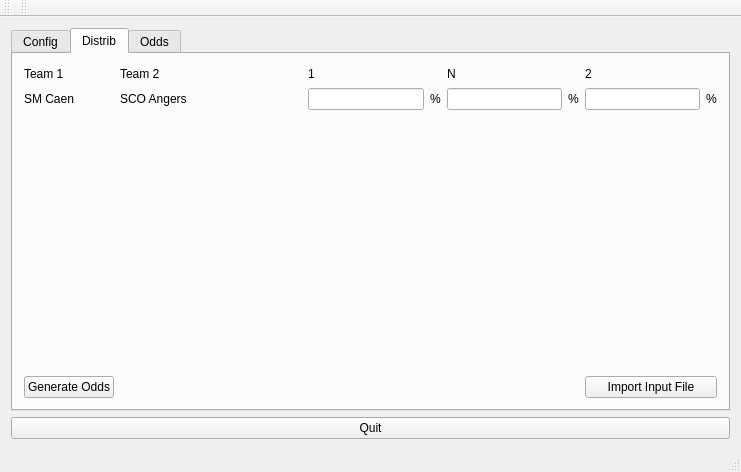
This is src/mainwin.ui in poupou14/CombinoGen as Qt 5 draws it before an edit. The edited form follows.
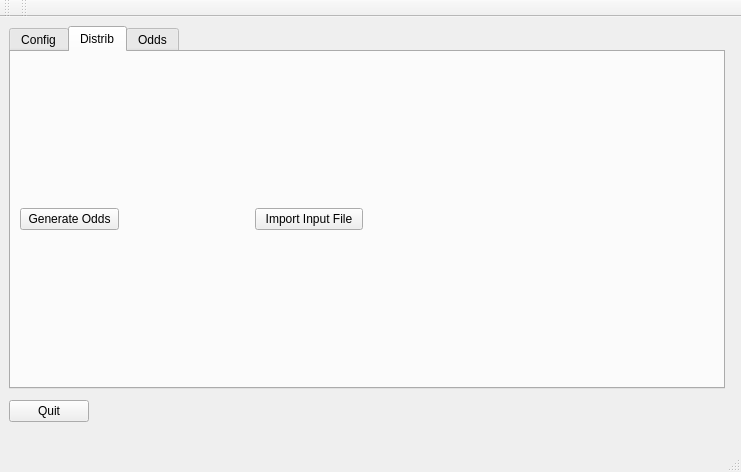
This is the edited form. The open tabs and pages were chosen to show the change.

Commit message: TODO : gridLayout a finir

Diff of the .ui file:
```diff
--- a/src/mainwin.ui
+++ b/src/mainwin.ui
@@ -14,9 +14,15 @@
    <string>MainWin</string>
   </property>
   <widget class="QWidget" name="centralWidget">
-   <layout class="QGridLayout" name="gridLayout">
-    <item row="0" column="0">
      <widget class="QTabWidget" name="MainPanel">
+    <property name="geometry">
+     <rect>
+      <x>9</x>
+      <y>9</y>
+      <width>716</width>
+      <height>363</height>
+     </rect>
+    </property>
       <property name="currentIndex">
        <number>0</number>
       </property>
@@ -82,140 +88,32 @@
        <attribute name="title">
         <string>Distrib</string>
        </attribute>
-       <layout class="QGridLayout" name="gridLayout_3">
-        <item row="0" column="0">
-         <widget class="QLabel" name="label_4">
-          <property name="text">
-           <string>Team 1</string>
-          </property>
-         </widget>
-        </item>
-        <item row="1" column="4">
-         <widget class="QLabel" name="label_11">
-          <property name="text">
-           <string>%</string>
-          </property>
-         </widget>
-        </item>
-        <item row="1" column="3">
-         <widget class="QLineEdit" name="lineEditDistrib1"/>
-        </item>
-        <item row="0" column="1">
-         <widget class="QLabel" name="label_5">
-          <property name="text">
-           <string>Team 2</string>
-          </property>
-         </widget>
-        </item>
-        <item row="3" column="0">
          <widget class="QPushButton" name="pbGenerateOdds">
+      <property name="geometry">
+       <rect>
+        <x>9</x>
+        <y>156</y>
+        <width>99</width>
+        <height>22</height>
+       </rect>
+      </property>
           <property name="text">
            <string>Generate Odds</string>
           </property>
          </widget>
-        </item>
-        <item row="0" column="5">
-         <widget class="QLabel" name="label_7">
-          <property name="text">
-           <string>N</string>
-          </property>
-         </widget>
-        </item>
-        <item row="1" column="1">
-         <widget class="QLabel" name="labelTeam2">
-          <property name="text">
-           <string>SCO Angers</string>
-          </property>
-         </widget>
-        </item>
-        <item row="1" column="2">
-         <spacer name="horizontalSpacer_2">
-          <property name="orientation">
-           <enum>Qt::Horizontal</enum>
-          </property>
-          <property name="sizeHint" stdset="0">
-           <size>
-            <width>68</width>
-            <height>19</height>
-           </size>
-          </property>
-         </spacer>
-        </item>
-        <item row="1" column="5">
-         <widget class="QLineEdit" name="lineEditDistribN"/>
-        </item>
-        <item row="3" column="7" colspan="2">
          <widget class="QPushButton" name="pbImport">
+      <property name="geometry">
+       <rect>
+        <x>244</x>
+        <y>156</y>
+        <width>108</width>
+        <height>22</height>
+       </rect>
+      </property>
           <property name="text">
            <string>Import Input File</string>
           </property>
          </widget>
-        </item>
-        <item row="0" column="2">
-         <spacer name="horizontalSpacer">
-          <property name="orientation">
-           <enum>Qt::Horizontal</enum>
-          </property>
-          <property name="sizeHint" stdset="0">
-           <size>
-            <width>68</width>
-            <height>17</height>
-           </size>
-          </property>
-         </spacer>
-        </item>
-        <item row="1" column="6">
-         <widget class="QLabel" name="label_12">
-          <property name="text">
-           <string>%</string>
-          </property>
-         </widget>
-        </item>
-        <item row="1" column="7">
-         <widget class="QLineEdit" name="lineEditDistrib2"/>
-        </item>
-        <item row="1" column="8">
-         <widget class="QLabel" name="label_13">
-          <property name="text">
-           <string>%</string>
-          </property>
-         </widget>
-        </item>
-        <item row="0" column="7">
-         <widget class="QLabel" name="label_8">
-          <property name="text">
-           <string>2</string>
-          </property>
-         </widget>
-        </item>
-        <item row="1" column="0">
-         <widget class="QLabel" name="labelTeam1">
-          <property name="text">
-           <string>SM Caen</string>
-          </property>
-         </widget>
-        </item>
-        <item row="2" column="2">
-         <spacer name="verticalSpacer">
-          <property name="orientation">
-           <enum>Qt::Vertical</enum>
-          </property>
-          <property name="sizeHint" stdset="0">
-           <size>
-            <width>68</width>
-            <height>237</height>
-           </size>
-          </property>
-         </spacer>
-        </item>
-        <item row="0" column="3">
-         <widget class="QLabel" name="label_6">
-          <property name="text">
-           <string>1</string>
-          </property>
-         </widget>
-        </item>
-       </layout>
       </widget>
       <widget class="QWidget" name="Odds">
        <attribute name="title">
@@ -329,15 +227,19 @@
        </layout>
       </widget>
      </widget>
-    </item>
-    <item row="1" column="0">
      <widget class="QPushButton" name="pbQuit">
+    <property name="geometry">
+     <rect>
+      <x>9</x>
+      <y>383</y>
+      <width>80</width>
+      <height>22</height>
+     </rect>
+    </property>
       <property name="text">
        <string>Quit</string>
       </property>
      </widget>
-    </item>
-   </layout>
   </widget>
   <widget class="QMenuBar" name="menuBar">
    <property name="geometry">
```
Left out of the diff: 2 changed lines with no effect on the pictures. Lines whose indentation alone changed are shown as unchanged. The commit also changes 1 other file.
